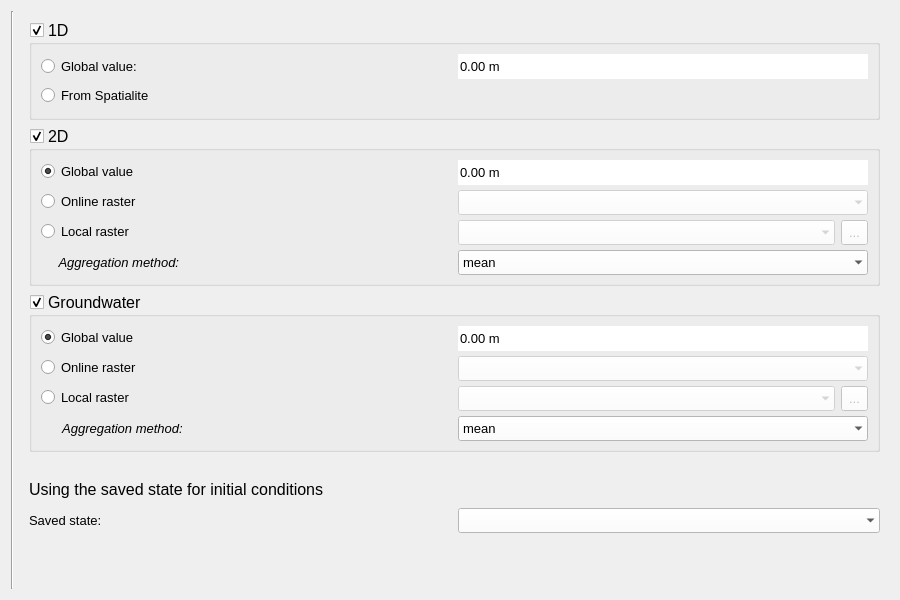
The window that threedi_models_and_simulations/ui/simulation_wizard/page_initial_conditions.ui (nens/threedi-api-qgis-client) describes before a commit, drawn with Qt 5.
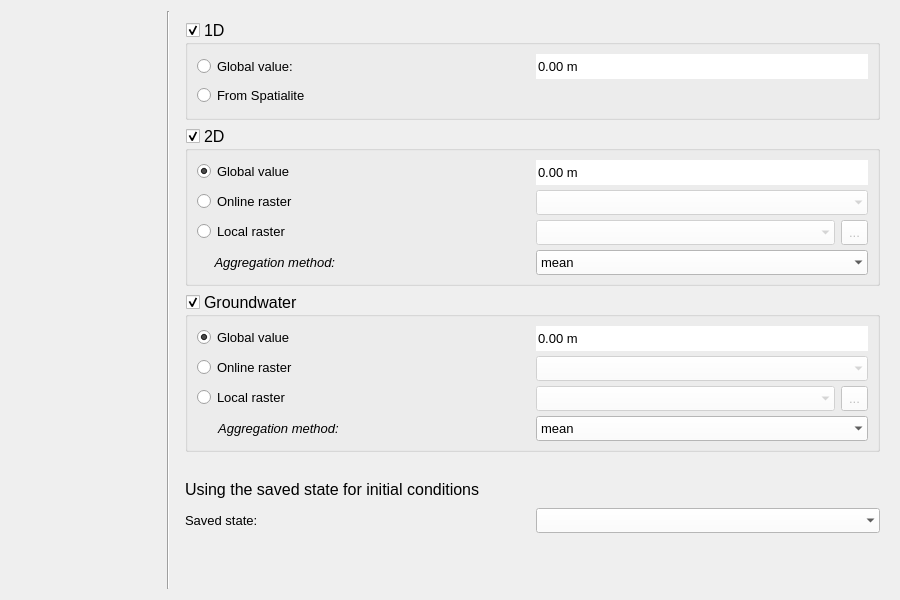
The same window after the commit. Custom widgets are drawn as their Qt base class.

Commit message: Changed the way of showing progress of the simulation wizard.

```diff
--- a/threedi_models_and_simulations/ui/simulation_wizard/page_initial_conditions.ui
+++ b/threedi_models_and_simulations/ui/simulation_wizard/page_initial_conditions.ui
@@ -62,6 +62,45 @@
    <string>Form</string>
   </property>
   <layout class="QGridLayout" name="gridLayout">
+   <item row="3" column="3">
+    <spacer name="horizontalSpacer">
+     <property name="orientation">
+      <enum>Qt::Horizontal</enum>
+     </property>
+     <property name="sizeHint" stdset="0">
+      <size>
+       <width>40</width>
+       <height>20</height>
+      </size>
+     </property>
+    </spacer>
+   </item>
+   <item row="0" column="1" rowspan="4">
+    <widget class="Line" name="line">
+     <property name="sizePolicy">
+      <sizepolicy hsizetype="Fixed" vsizetype="Expanding">
+       <horstretch>0</horstretch>
+       <verstretch>0</verstretch>
+      </sizepolicy>
+     </property>
+     <property name="orientation">
+      <enum>Qt::Vertical</enum>
+     </property>
+    </widget>
+   </item>
+   <item row="2" column="3">
+    <spacer name="verticalSpacer">
+     <property name="orientation">
+      <enum>Qt::Vertical</enum>
+     </property>
+     <property name="sizeHint" stdset="0">
+      <size>
+       <width>20</width>
+       <height>40</height>
+      </size>
+     </property>
+    </spacer>
+   </item>
    <item row="0" column="2" colspan="3">
     <widget class="QWidget" name="default_init_widget" native="true">
      <property name="minimumSize">
@@ -682,45 +721,6 @@
      </layout>
     </widget>
    </item>
-   <item row="0" column="1" rowspan="6">
-    <widget class="Line" name="line">
-     <property name="sizePolicy">
-      <sizepolicy hsizetype="Fixed" vsizetype="Expanding">
-       <horstretch>0</horstretch>
-       <verstretch>0</verstretch>
-      </sizepolicy>
-     </property>
-     <property name="orientation">
-      <enum>Qt::Vertical</enum>
-     </property>
-    </widget>
-   </item>
-   <item row="0" column="0" rowspan="6">
-    <layout class="QVBoxLayout" name="wizard_steps_layout">
-     <property name="leftMargin">
-      <number>0</number>
-     </property>
-     <property name="rightMargin">
-      <number>0</number>
-     </property>
-     <property name="bottomMargin">
-      <number>0</number>
-     </property>
-    </layout>
-   </item>
-   <item row="4" column="3">
-    <spacer name="verticalSpacer">
-     <property name="orientation">
-      <enum>Qt::Vertical</enum>
-     </property>
-     <property name="sizeHint" stdset="0">
-      <size>
-       <width>20</width>
-       <height>40</height>
-      </size>
-     </property>
-    </spacer>
-   </item>
    <item row="1" column="2" colspan="3">
     <widget class="QWidget" name="load_conditions_widget" native="true">
      <property name="minimumSize">
@@ -812,18 +812,28 @@
      </layout>
     </widget>
    </item>
-   <item row="5" column="3">
-    <spacer name="horizontalSpacer">
-     <property name="orientation">
-      <enum>Qt::Horizontal</enum>
+   <item row="0" column="0" rowspan="4">
+    <widget class="QWidget" name="wizard_steps_widget" native="true">
+     <property name="sizePolicy">
+      <sizepolicy hsizetype="Preferred" vsizetype="Expanding">
+       <horstretch>0</horstretch>
+       <verstretch>0</verstretch>
+      </sizepolicy>
      </property>
-     <property name="sizeHint" stdset="0">
+     <property name="minimumSize">
       <size>
-       <width>40</width>
-       <height>20</height>
+       <width>150</width>
+       <height>0</height>
       </size>
      </property>
-    </spacer>
+     <property name="maximumSize">
+      <size>
+       <width>150</width>
+       <height>16777215</height>
+      </size>
+     </property>
+     <layout class="QVBoxLayout" name="verticalLayout"/>
+    </widget>
    </item>
   </layout>
  </widget>
```
The commit also changes 10 other files.
